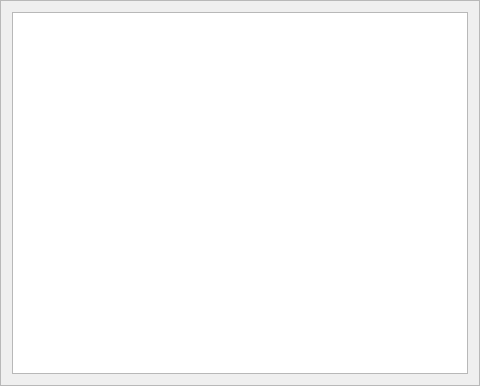
This is src/AWLQtDemo/FOV_2DScan.ui in samanwaya-jena/EVAL-ADAL6110-16-GUI as Qt 5 draws it before an edit. The edited form follows.
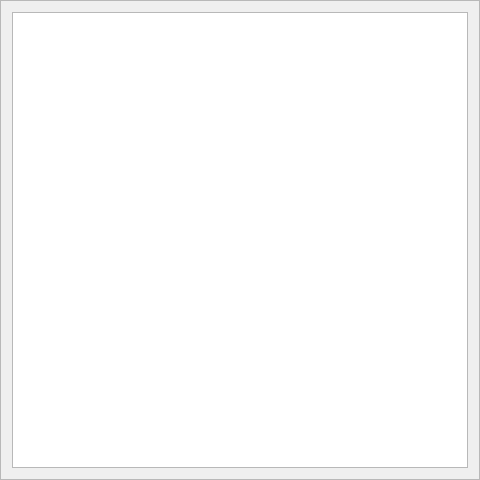
This is the edited form. Icons and pictures are not drawn.

The edit to the form file:
```diff
--- a/src/AWLQtDemo/FOV_2DScan.ui
+++ b/src/AWLQtDemo/FOV_2DScan.ui
@@ -7,9 +7,21 @@
     <x>0</x>
     <y>0</y>
     <width>480</width>
-    <height>386</height>
+    <height>480</height>
    </rect>
   </property>
+  <property name="sizePolicy">
+   <sizepolicy hsizetype="Minimum" vsizetype="MinimumExpanding">
+    <horstretch>1</horstretch>
+    <verstretch>2</verstretch>
+   </sizepolicy>
+  </property>
+  <property name="minimumSize">
+   <size>
+    <width>480</width>
+    <height>480</height>
+   </size>
+  </property>
   <property name="windowTitle">
    <string>Frame</string>
   </property>
```
